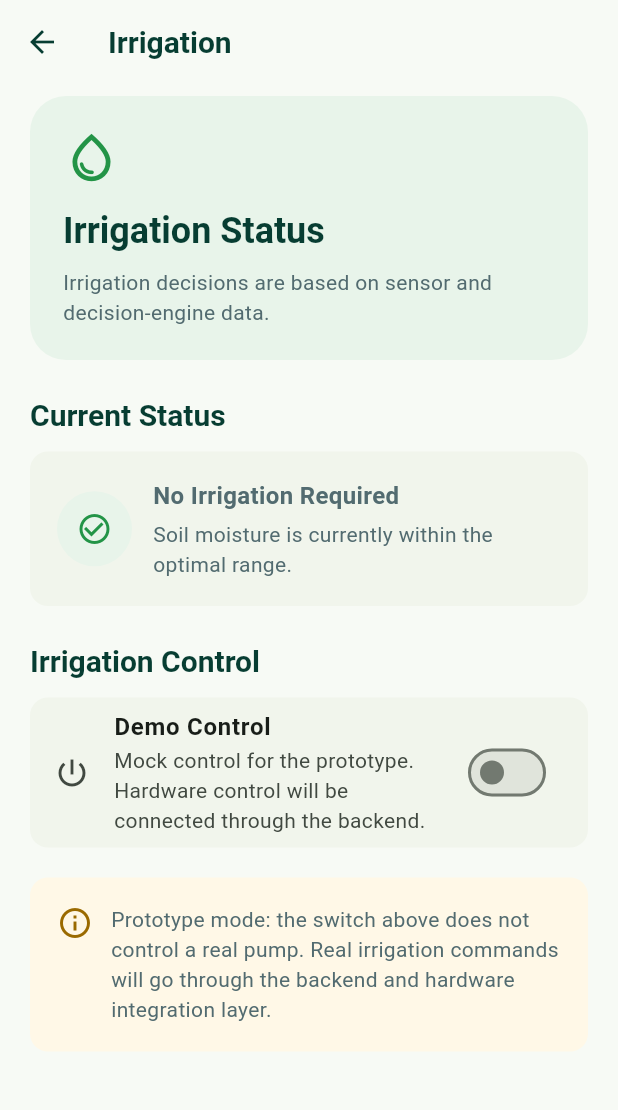
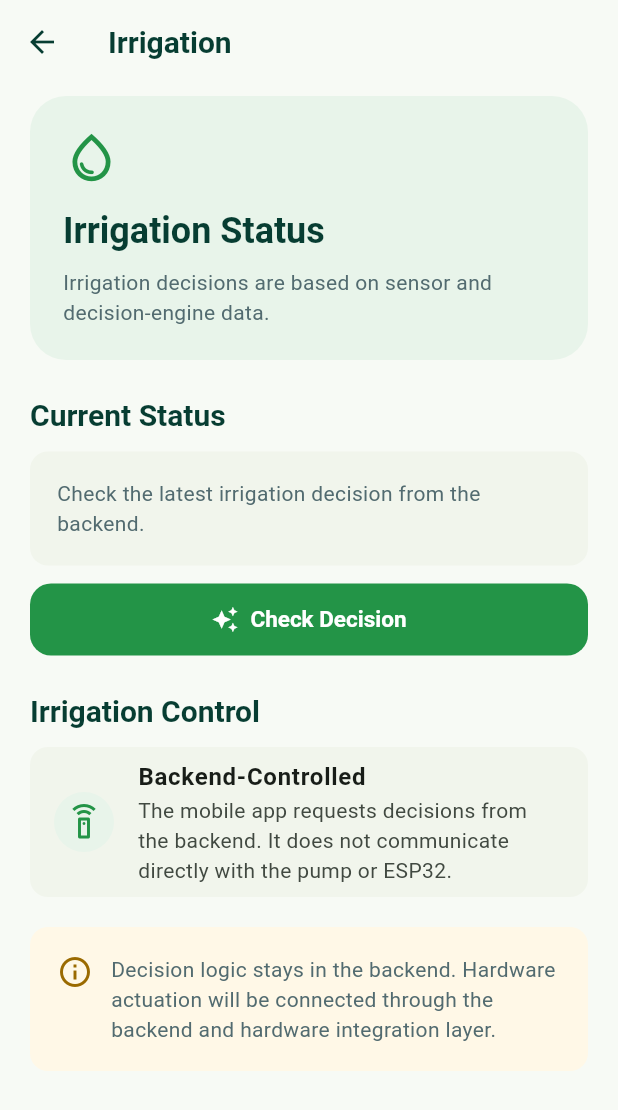
Before and after one commit to tanishqdeshmukh24-wq/KrishiSense, a Flutter app: the IrrigationScreen screen opened directly, on a phone screen of 412 x 824 dp. Shown: the top 1110 px of the screen. Run offline on Flutter 3.47's test engine with Material 3 defaults, Android fonts, the phone set to English and light mode, and no system bars; our stand-ins replace camera, go_router, image_picker; missing offline and left inert: dart:ffi, exif.

Commit message:
Connect irrigation screen to decision API

```diff
--- a/mobile_app/lib/screens/main/irrigation_screen.dart
+++ b/mobile_app/lib/screens/main/irrigation_screen.dart
@@ -1,14 +1,79 @@
 import 'package:flutter/material.dart';
 
+import '../../data/models/decision_result_model.dart';
+import '../../data/services/decision_service.dart';
+
 class IrrigationScreen extends StatefulWidget {
-  const IrrigationScreen({super.key});
+  final String? zoneId;
+  final String? accessToken;
+  final String crop;
+  final String growthStage;
+  final String baseUrl;
+
+  const IrrigationScreen({
+    super.key,
+    this.zoneId,
+    this.accessToken,
+    this.crop = 'tomato',
+    this.growthStage = 'flowering',
+    this.baseUrl = 'http://127.0.0.1:8000',
+  });
 
   @override
   State<IrrigationScreen> createState() => _IrrigationScreenState();
 }
 
 class _IrrigationScreenState extends State<IrrigationScreen> {
-  bool _mockIrrigationEnabled = false;
+  DecisionResultModel? _decision;
+  String? _error;
+  bool _loading = false;
+
+  Future<void> _checkDecision() async {
+    final zoneId = widget.zoneId;
+
+    if (zoneId == null || zoneId.isEmpty) {
+      setState(() {
+        _decision = null;
+        _error = 'No zone is connected to this irrigation view.';
+      });
+      return;
+    }
+
+    setState(() {
+      _loading = true;
+      _error = null;
+    });
+
+    try {
+      final result = await DecisionService(
+        baseUrl: widget.baseUrl,
+        accessToken: widget.accessToken,
+      ).evaluate(
+        zoneId: zoneId,
+        crop: widget.crop,
+        growthStage: widget.growthStage,
+      );
+
+      if (!mounted) return;
+
+      setState(() {
+        _decision = result;
+      });
+    } catch (e) {
+      if (!mounted) return;
+
+      setState(() {
+        _decision = null;
+        _error = e.toString().replaceFirst('Exception: ', '');
+      });
+    } finally {
+      if (!mounted) return;
+
+      setState(() {
+        _loading = false;
+      });
+    }
+  }
 
   @override
   Widget build(BuildContext context) {
@@ -46,88 +111,58 @@ class _IrrigationScreenState extends State<IrrigationScreen> {
               ],
             ),
           ),
-
           const SizedBox(height: 24),
-
           Text(
             'Current Status',
             style: Theme.of(context).textTheme.titleLarge,
           ),
-
           const SizedBox(height: 12),
-
           Card(
             child: Padding(
               padding: const EdgeInsets.all(18),
-              child: Row(
-                children: [
-                  const CircleAvatar(
-                    radius: 25,
-                    backgroundColor: Color(0xFFE8F4EA),
-                    child: Icon(
-                      Icons.check_circle_outline,
-                      color: Color(0xFF239447),
-                    ),
-                  ),
-                  const SizedBox(width: 14),
-                  Expanded(
-                    child: Column(
-                      crossAxisAlignment: CrossAxisAlignment.start,
-                      children: [
-                        const Text(
-                          'No Irrigation Required',
-                          style: TextStyle(
-                            fontSize: 16,
-                            fontWeight: FontWeight.w600,
-                          ),
-                        ),
-                        const SizedBox(height: 4),
-                        Text(
-                          'Soil moisture is currently within the optimal range.',
-                          style: Theme.of(context).textTheme.bodyMedium,
-                        ),
-                      ],
-                    ),
-                  ),
-                ],
-              ),
+              child: _buildDecisionCard(),
             ),
           ),
-
+          const SizedBox(height: 12),
+          SizedBox(
+            width: double.infinity,
+            child: FilledButton.icon(
+              onPressed: _loading ? null : _checkDecision,
+              icon: _loading
+                  ? const SizedBox(
+                      width: 18,
+                      height: 18,
+                      child: CircularProgressIndicator(strokeWidth: 2),
+                    )
+                  : const Icon(Icons.auto_awesome),
+              label: Text(_loading ? 'Checking...' : 'Check Decision'),
+            ),
+          ),
           const SizedBox(height: 24),
-
           Text(
             'Irrigation Control',
             style: Theme.of(context).textTheme.titleLarge,
           ),
-
           const SizedBox(height: 12),
-
           Card(
-            child: SwitchListTile(
-              value: _mockIrrigationEnabled,
-              onChanged: (value) {
-                setState(() {
-                  _mockIrrigationEnabled = value;
-                });
-              },
-              title: const Text(
-                'Demo Control',
-                style: TextStyle(
-                  fontWeight: FontWeight.w600,
+            child: ListTile(
+              leading: const CircleAvatar(
+                backgroundColor: Color(0xFFE8F4EA),
+                child: Icon(
+                  Icons.settings_remote_outlined,
+                  color: Color(0xFF239447),
                 ),
               ),
+              title: const Text(
+                'Backend-Controlled',
+                style: TextStyle(fontWeight: FontWeight.w600),
+              ),
               subtitle: const Text(
-                'Mock control for the prototype. Hardware control will be connected through the backend.',
-              ),
-              secondary: const Icon(
-                Icons.power_settings_new,
+                'The mobile app requests decisions from the backend. It does not communicate directly with the pump or ESP32.',
               ),
             ),
           ),
-
           const SizedBox(height: 20),
-
           Card(
             color: const Color(0xFFFFF8E7),
             child: Padding(
@@ -142,7 +177,7 @@ class _IrrigationScreenState extends State<IrrigationScreen> {
                   const SizedBox(width: 12),
                   Expanded(
                     child: Text(
-                      'Prototype mode: the switch above does not control a real pump. Real irrigation commands will go through the backend and hardware integration layer.',
+                      'Decision logic stays in the backend. Hardware actuation will be connected through the backend and hardware integration layer.',
                       style: Theme.of(context).textTheme.bodyMedium,
                     ),
                   ),
@@ -154,4 +189,109 @@ class _IrrigationScreenState extends State<IrrigationScreen> {
       ),
     );
   }
+
+  Widget _buildDecisionCard() {
+    if (_loading) {
+      return const Row(
+        children: [
+          SizedBox(
+            width: 22,
+            height: 22,
+            child: CircularProgressIndicator(strokeWidth: 2.5),
+          ),
+          SizedBox(width: 12),
+          Expanded(
+            child: Text('Requesting the latest irrigation decision...'),
+          ),
+        ],
+      );
+    }
+
+    if (_error != null) {
+      return Row(
+        crossAxisAlignment: CrossAxisAlignment.start,
+        children: [
+          const Icon(
+            Icons.error_outline,
+            color: Color(0xFFC94A4A),
+          ),
+          const SizedBox(width: 12),
+          Expanded(
+            child: Text(_error!),
+          ),
+        ],
+      );
+    }
+
+    final decision = _decision;
+
+    if (decision == null) {
+      return Text(
+        'Check the latest irrigation decision from the backend.',
+        style: Theme.of(context).textTheme.bodyMedium,
+      );
+    }
+
+    final irrigate = decision.decision == 'IRRIGATE';
+    final insufficient = decision.decision == 'INSUFFICIENT_DATA';
+
+    final icon = irrigate
+        ? Icons.water_drop
+        : insufficient
+            ? Icons.help_outline
+            : Icons.check_circle_outline;
+
+    final iconColor = irrigate
+        ? const Color(0xFFC94A4A)
+        : insufficient
+            ? const Color(0xFF9A6A00)
+            : const Color(0xFF239447);
+
+    final backgroundColor = irrigate
+        ? const Color(0xFFFFE7E7)
+        : insufficient
+            ? const Color(0xFFFFF3DD)
+            : const Color(0xFFE8F4EA);
+
+    return Row(
+      crossAxisAlignment: CrossAxisAlignment.start,
+      children: [
+        CircleAvatar(
+          radius: 25,
+          backgroundColor: backgroundColor,
+          child: Icon(
+            icon,
+            color: iconColor,
+          ),
+        ),
+        const SizedBox(width: 14),
+        Expanded(
+          child: Column(
+            crossAxisAlignment: CrossAxisAlignment.start,
+            children: [
+              Text(
+                decision.decision,
+                style: const TextStyle(
+                  fontSize: 16,
+                  fontWeight: FontWeight.w600,
+                ),
+              ),
+              const SizedBox(height: 4),
+              Text(
+                'Priority: ${decision.priority}',
+                style: const TextStyle(
+                  fontWeight: FontWeight.w600,
+                ),
+              ),
+              const SizedBox(height: 4),
+              Text(
+                decision.reason,
+                style: Theme.of(context).textTheme.bodyMedium,
+              ),
+            ],
+          ),
+        ),
+      ],
+    );
+  }
 }
```
